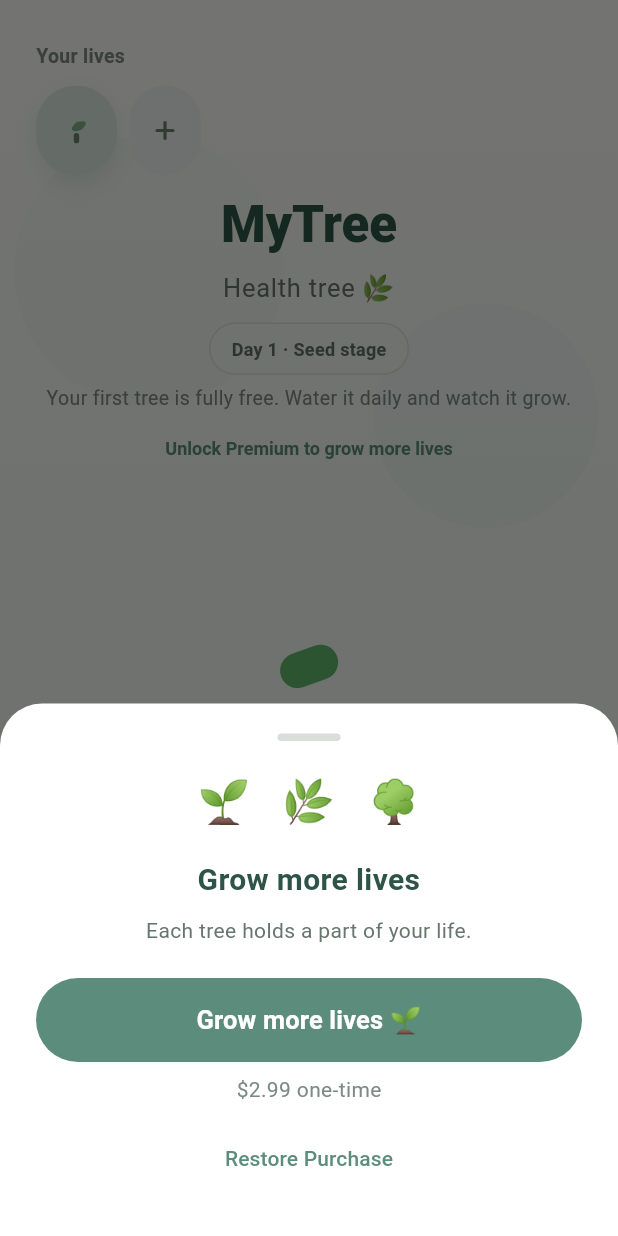
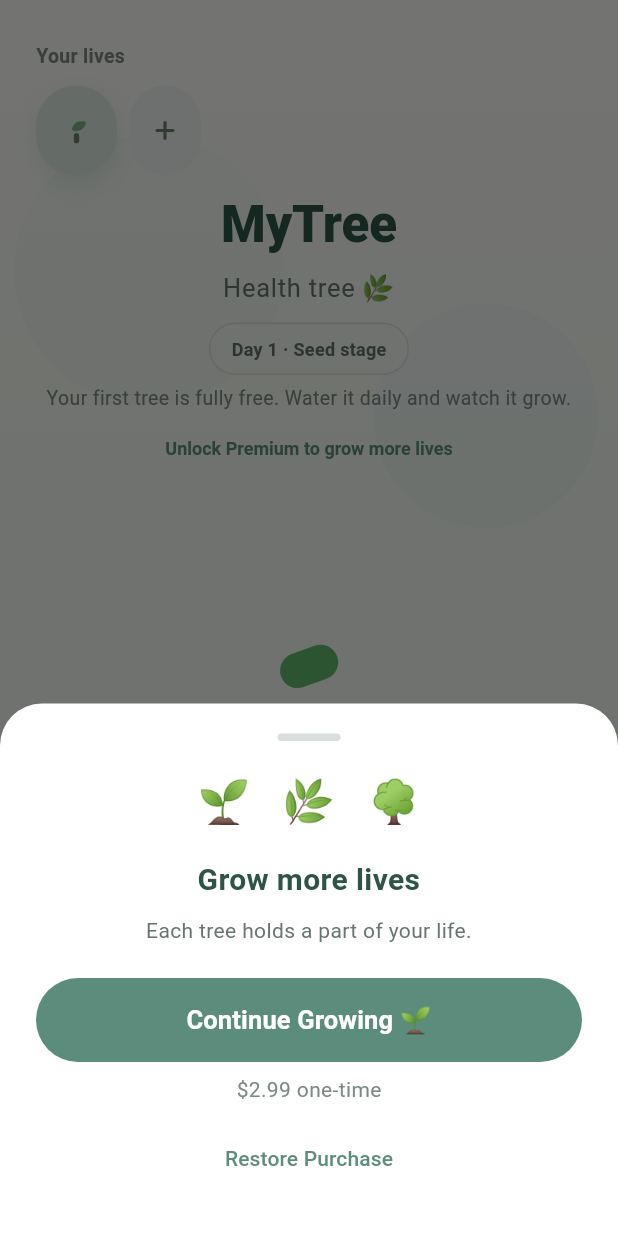
Before and after one commit to tonybjzhao/mytree_flutter, a Flutter app: the screen it shows after launch, after a tap on "Skip", after a tap on "Unlock Premium to grow more lives", on a phone screen of 412 x 824 dp. Run offline on Flutter 3.47's test engine with Material 3 defaults, Android fonts, the phone set to English and light mode, and no system bars; our stand-ins replace in_app_purchase, shared_preferences.

Commit message:
improve paywall conversion copy and revive CTA hierarchy

```diff
--- a/lib/home_page.dart
+++ b/lib/home_page.dart
@@ -724,30 +724,37 @@ class _HomePageState extends State<HomePage> with TickerProviderStateMixin {
       );
     }
 
+    final streak = sourceTree?.streakDays ?? 0;
     final paywallTitle = forRevive
-        ? 'You can still save it'
+        ? 'Don\'t let your life wither.'
         : 'Grow more lives';
     final paywallSubtitle = forRevive
         ? switch (_revivePaywallVariant) {
             PaywallVariant.emotional =>
-              'Premium gives your tree a second life.',
+              'Each tree is a part of your life.\nHealth · Family · Career.\nDon\'t stop growing.',
             PaywallVariant.loss =>
-              'Do not lose this tree and your streak progress.',
+              'You\'ve started something meaningful.\nDon\'t lose it now.',
             PaywallVariant.growth =>
-              'Unlock growth with revive, more trees, and progress safety.',
+              'Grow multiple lives at once and keep every part of your life alive.',
           }
         : 'Each tree holds a part of your life.';
-    final paywallEmoji = forRevive ? '🥀   🌱' : '🌱   🌿   🌳';
-    final ctaLabel = forRevive ? 'Save this tree 🌱' : 'Grow more lives 🌱';
+    final paywallEmoji = forRevive ? '🥀' : '🌱   🌿   🌳';
+    final ctaLabel = 'Continue Growing 🌱';
+    final guiltHint = streak > 0
+        ? 'You\'ve already taken care of it for $streak days.'
+        : 'You\'ve already started something meaningful.';
 
     if (!mounted) return;
 
     _paywallOpen = true;
     showModalBottomSheet<void>(
       context: context,
-      backgroundColor: Colors.white,
-      shape: const RoundedRectangleBorder(
-        borderRadius: BorderRadius.vertical(top: Radius.circular(28)),
+      backgroundColor: forRevive ? const Color(0xFF121517) : Colors.white,
+      shape: RoundedRectangleBorder(
+        borderRadius: const BorderRadius.vertical(top: Radius.circular(28)),
+        side: forRevive
+            ? const BorderSide(color: Color(0x1FFFFFFF))
+            : BorderSide.none,
       ),
       builder: (sheetContext) {
         return SafeArea(
@@ -760,7 +767,7 @@ class _HomePageState extends State<HomePage> with TickerProviderStateMixin {
                   width: 42,
                   height: 5,
                   decoration: BoxDecoration(
-                    color: const Color(0xFFD8DED9),
+                    color: forRevive ? Colors.white24 : const Color(0xFFD8DED9),
                     borderRadius: BorderRadius.circular(999),
                   ),
                 ),
@@ -770,23 +777,41 @@ class _HomePageState extends State<HomePage> with TickerProviderStateMixin {
                 Text(
                   paywallTitle,
                   textAlign: TextAlign.center,
-                  style: const TextStyle(
+                  style: TextStyle(
                     fontSize: 20,
                     fontWeight: FontWeight.w700,
-                    color: Color(0xFF2E5449),
+                    color: forRevive ? Colors.white : const Color(0xFF2E5449),
                   ),
                 ),
+                if (forRevive) ...[
+                  const SizedBox(height: 8),
+                  const Text(
+                    '不要让你的生活枯萎。',
+                    textAlign: TextAlign.center,
+                    style: TextStyle(fontSize: 14, color: Colors.white70),
+                  ),
+                ],
                 const SizedBox(height: 10),
                 Text(
                   paywallSubtitle,
                   textAlign: TextAlign.center,
-                  style: const TextStyle(
+                  style: TextStyle(
                     fontSize: 14,
-                    color: Color(0xFF66756D),
+                    color: forRevive ? Colors.white70 : const Color(0xFF66756D),
                     height: 1.35,
                   ),
                 ),
                 if (forRevive) ...[
+                  const SizedBox(height: 10),
+                  Text(
+                    guiltHint,
+                    textAlign: TextAlign.center,
+                    style: const TextStyle(
+                      fontSize: 12,
+                      fontWeight: FontWeight.w600,
+                      color: Colors.white60,
+                    ),
+                  ),
                   const SizedBox(height: 12),
                   Text(
                     'Revive available for 24 hours',
@@ -823,9 +848,14 @@ class _HomePageState extends State<HomePage> with TickerProviderStateMixin {
                             }
                           },
                     style: ElevatedButton.styleFrom(
-                      backgroundColor: const Color(0xFF5C8D7C),
+                      backgroundColor: forRevive
+                          ? const Color(0xFF4CAF50)
+                          : const Color(0xFF5C8D7C),
                       foregroundColor: Colors.white,
                       elevation: 0,
+                      shadowColor: forRevive
+                          ? Colors.green.withValues(alpha: 0.38)
+                          : Colors.transparent,
                       shape: RoundedRectangleBorder(
                         borderRadius: BorderRadius.circular(28),
                       ),
@@ -851,7 +881,10 @@ class _HomePageState extends State<HomePage> with TickerProviderStateMixin {
                 const SizedBox(height: 8),
                 Text(
                   '${_iapService.premiumProduct?.price ?? r'$2.99'} one-time',
-                  style: const TextStyle(fontSize: 14, color: Color(0xFF7B8A83)),
+                  style: TextStyle(
+                    fontSize: 14,
+                    color: forRevive ? Colors.white60 : const Color(0xFF7B8A83),
+                  ),
                 ),
                 const SizedBox(height: 12),
                 TextButton(
@@ -880,6 +913,16 @@ class _HomePageState extends State<HomePage> with TickerProviderStateMixin {
                     style: TextStyle(fontSize: 14, color: Color(0xFF5C8D7C)),
                   ),
                 ),
+                if (forRevive)
+                  TextButton(
+                    onPressed: _purchaseBusy
+                        ? null
+                        : () => Navigator.of(sheetContext).pop(),
+                    child: const Text(
+                      'Maybe later',
+                      style: TextStyle(fontSize: 14, color: Colors.white54),
+                    ),
+                  ),
               ],
             ),
           ),
--- a/lib/widgets/revive_paywall_sheet.dart
+++ b/lib/widgets/revive_paywall_sheet.dart
@@ -66,7 +66,7 @@ class RevivePaywallSheet extends StatelessWidget {
             const Text('🥀', style: TextStyle(fontSize: 44)),
             const SizedBox(height: 12),
             const Text(
-              'Your tree is gone',
+              'Don\'t let your life wither.',
               textAlign: TextAlign.center,
               style: TextStyle(
                 color: Colors.white,
@@ -78,8 +78,8 @@ class RevivePaywallSheet extends StatelessWidget {
             const SizedBox(height: 10),
             Text(
               streakDays > 0
-                  ? 'You stopped caring — and your $streakDays-day streak is at risk.\nBut maybe it\'s not too late.'
-                  : 'You stopped caring, and it couldn\'t survive.\nBut maybe it\'s not too late.',
+                  ? 'Each tree is part of your life.\nYour $streakDays-day streak is at risk.'
+                  : 'Each tree is part of your life.\nDon\'t stop growing.',
               textAlign: TextAlign.center,
               style: const TextStyle(
                 color: Colors.white70,
@@ -105,7 +105,7 @@ class RevivePaywallSheet extends StatelessWidget {
               onPressed: () => Navigator.of(context)
                   .pop(ReviveSheetResult.letItGo),
               style: TextButton.styleFrom(foregroundColor: Colors.white54),
-              child: const Text('Let it go', style: TextStyle(fontSize: 14)),
+              child: const Text('Maybe later', style: TextStyle(fontSize: 14)),
             ),
           ],
         ),
@@ -131,10 +131,10 @@ class RevivePaywallSheet extends StatelessWidget {
       );
     }
     return _InfoCard(
-      title: 'Save it with Premium',
+      title: 'Keep growing with Premium',
       subtitle:
-          'Revive dead trees · Grow more trees · Never lose progress again\n'
-          '\$2.99 one-time. No subscription.',
+          'Grow multiple lives · Keep every part of your life alive · Revive when it fades\n'
+          'One-time unlock. No subscription.',
       icon: Icons.workspace_premium_rounded,
       accent: const Color(0xFFFFD54F),
     );
@@ -184,7 +184,7 @@ class RevivePaywallSheet extends StatelessWidget {
           ),
         ),
         child: const Text(
-          'Unlock Premium · \$2.99 🌱',
+          'Continue Growing 🌱',
           style: TextStyle(fontWeight: FontWeight.w800, fontSize: 16),
         ),
       ),
```
